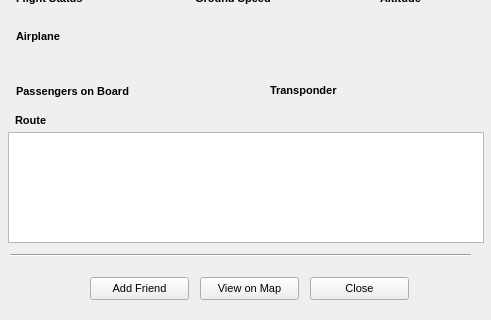
emper0r/IVAO-status, file QtUI/PilotInfo_UI.ui: the form before one commit; both pictures show x 0 to 491 and y 220 to 540 of the 491 by 540 pixel window.
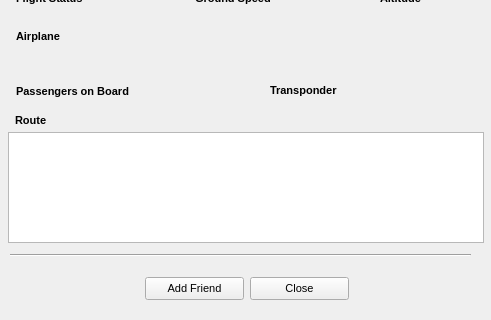
The form after the commit.

What changed in the file:
```diff
--- a/QtUI/PilotInfo_UI.ui
+++ b/QtUI/PilotInfo_UI.ui
@@ -328,7 +328,7 @@
    <widget class="QPushButton" name="AddFriend">
     <property name="geometry">
      <rect>
-      <x>90</x>
+      <x>145</x>
       <y>497</y>
       <width>99</width>
       <height>23</height>
@@ -346,31 +346,10 @@
      <string>Add Friend</string>
     </property>
    </widget>
-   <widget class="QPushButton" name="ShowMap">
-    <property name="geometry">
-     <rect>
-      <x>200</x>
-      <y>497</y>
-      <width>99</width>
-      <height>23</height>
-     </rect>
-    </property>
-    <property name="font">
-     <font>
-      <pointsize>8</pointsize>
-     </font>
-    </property>
-    <property name="cursor">
-     <cursorShape>PointingHandCursor</cursorShape>
-    </property>
-    <property name="text">
-     <string>View on Map</string>
-    </property>
-   </widget>
    <widget class="QPushButton" name="Close">
     <property name="geometry">
      <rect>
-      <x>310</x>
+      <x>250</x>
       <y>497</y>
       <width>99</width>
       <height>23</height>
```
